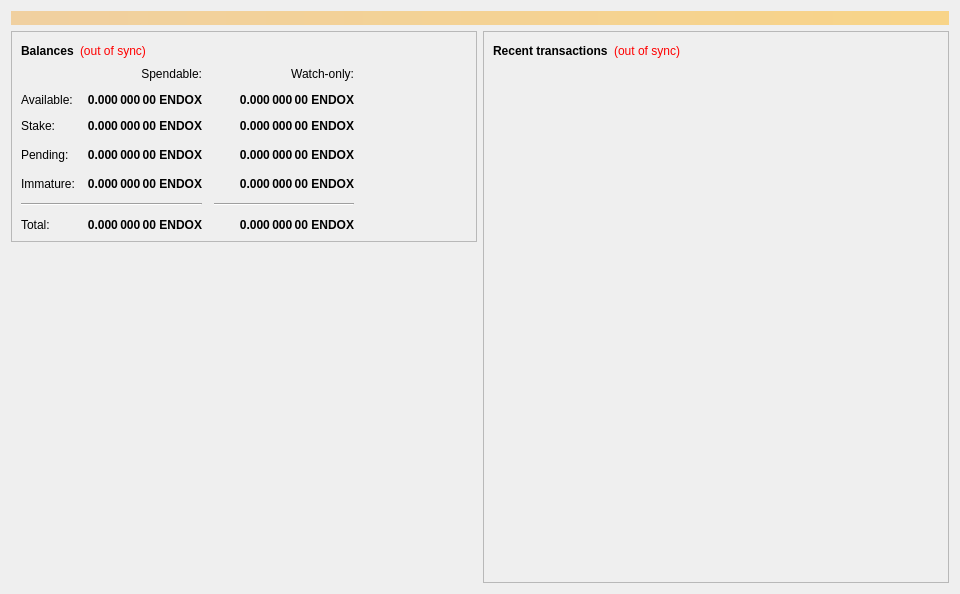
Qt form src/qt/forms/overviewpage.ui (SaltineChips/KatzCoin) before a commit.
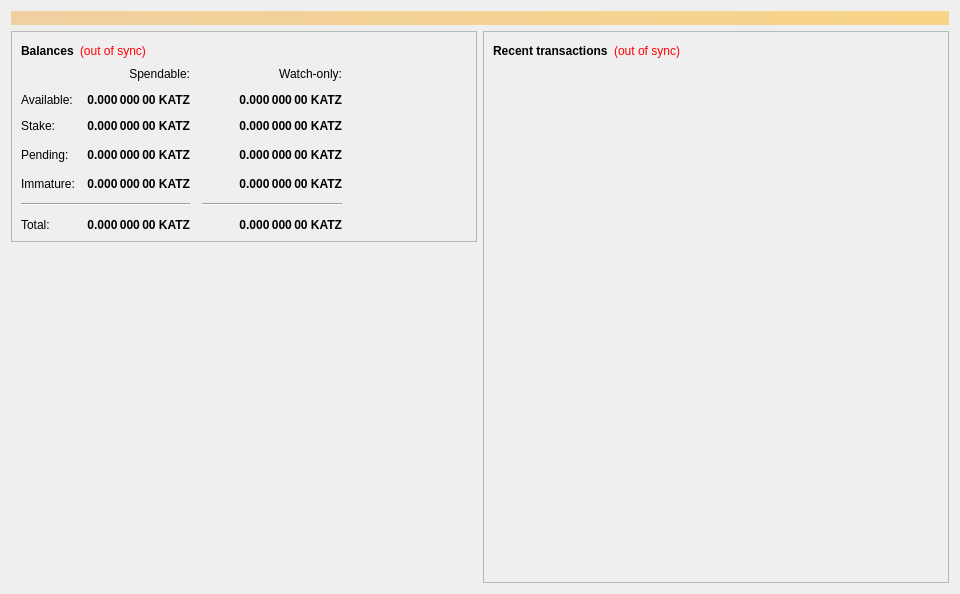
The same form after that commit.

Commit message:
Katz-Coin
-Instant TX
-BMW512
-VRX
-Gui User Options
-Masternodes
-More.

```diff
--- a/src/qt/forms/overviewpage.ui
+++ b/src/qt/forms/overviewpage.ui
@@ -121,7 +121,7 @@
                <string>Unconfirmed transactions to watch-only addresses</string>
               </property>
               <property name="text">
-               <string notr="true">0.000 000 00 ENDOX</string>
+               <string notr="true">0.000 000 00 KATZ</string>
               </property>
               <property name="alignment">
                <set>Qt::AlignRight|Qt::AlignTrailing|Qt::AlignVCenter</set>
@@ -146,7 +146,7 @@
                <string>Total of transactions that have yet to be confirmed, and do not yet count toward the spendable balance</string>
               </property>
               <property name="text">
-               <string notr="true">0.000 000 00 ENDOX</string>
+               <string notr="true">0.000 000 00 KATZ</string>
               </property>
               <property name="alignment">
                <set>Qt::AlignRight|Qt::AlignTrailing|Qt::AlignVCenter</set>
@@ -171,7 +171,7 @@
                <string>Mined balance in watch-only addresses that has not yet matured</string>
               </property>
               <property name="text">
-               <string notr="true">0.000 000 00 ENDOX</string>
+               <string notr="true">0.000 000 00 KATZ</string>
               </property>
               <property name="alignment">
                <set>Qt::AlignRight|Qt::AlignTrailing|Qt::AlignVCenter</set>
@@ -235,7 +235,7 @@
                <string>Mined balance that has not yet matured</string>
               </property>
               <property name="text">
-               <string notr="true">0.000 000 00 ENDOX</string>
+               <string notr="true">0.000 000 00 KATZ</string>
               </property>
               <property name="alignment">
                <set>Qt::AlignRight|Qt::AlignTrailing|Qt::AlignVCenter</set>
@@ -280,7 +280,7 @@
                <string>Your current total balance</string>
               </property>
               <property name="text">
-               <string notr="true">0.000 000 00 ENDOX</string>
+               <string notr="true">0.000 000 00 KATZ</string>
               </property>
               <property name="alignment">
                <set>Qt::AlignRight|Qt::AlignTrailing|Qt::AlignVCenter</set>
@@ -305,7 +305,7 @@
                <string>Current total balance in watch-only addresses</string>
               </property>
               <property name="text">
-               <string notr="true">0.000 000 00 ENDOX</string>
+               <string notr="true">0.000 000 00 KATZ</string>
               </property>
               <property name="alignment">
                <set>Qt::AlignRight|Qt::AlignTrailing|Qt::AlignVCenter</set>
@@ -347,7 +347,7 @@
                <string>Your current spendable balance</string>
               </property>
               <property name="text">
-               <string notr="true">0.000 000 00 ENDOX</string>
+               <string notr="true">0.000 000 00 KATZ</string>
               </property>
               <property name="alignment">
                <set>Qt::AlignRight|Qt::AlignTrailing|Qt::AlignVCenter</set>
@@ -379,7 +379,7 @@
                <string>Total of coins that was staked, and do not yet count toward the current balance</string>
               </property>
               <property name="text">
-               <string notr="true">0.000 000 00 ENDOX</string>
+               <string notr="true">0.000 000 00 KATZ</string>
               </property>
               <property name="alignment">
                <set>Qt::AlignRight|Qt::AlignTrailing|Qt::AlignVCenter</set>
@@ -404,7 +404,7 @@
                <string>Total of coins that was staked in watch-only addresses, and do not yet count toward the current watch-only balance</string>
               </property>
               <property name="text">
-               <string notr="true">0.000 000 00 ENDOX</string>
+               <string notr="true">0.000 000 00 KATZ</string>
               </property>
               <property name="alignment">
                <set>Qt::AlignRight|Qt::AlignTrailing|Qt::AlignVCenter</set>
@@ -429,7 +429,7 @@
                <string>Your current balance in watch-only addresses</string>
               </property>
               <property name="text">
-               <string notr="true">0.000 000 00 ENDOX</string>
+               <string notr="true">0.000 000 00 KATZ</string>
               </property>
               <property name="alignment">
                <set>Qt::AlignRight|Qt::AlignTrailing|Qt::AlignVCenter</set>
```
Left out of the diff: 4 changed lines with no effect on the pictures. The commit also changes 285 other files.
